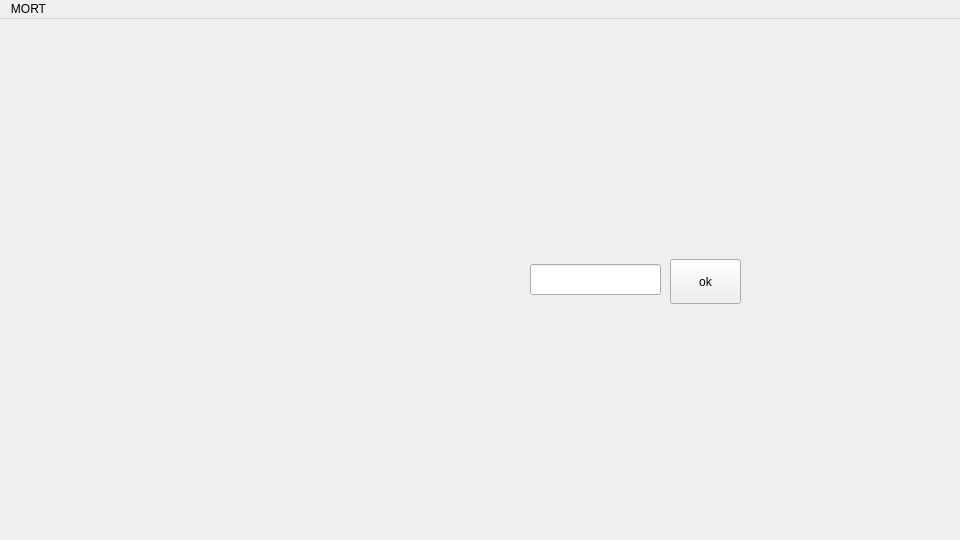
couatl/Mort, file ui/gamewindow.ui: the form before one commit.
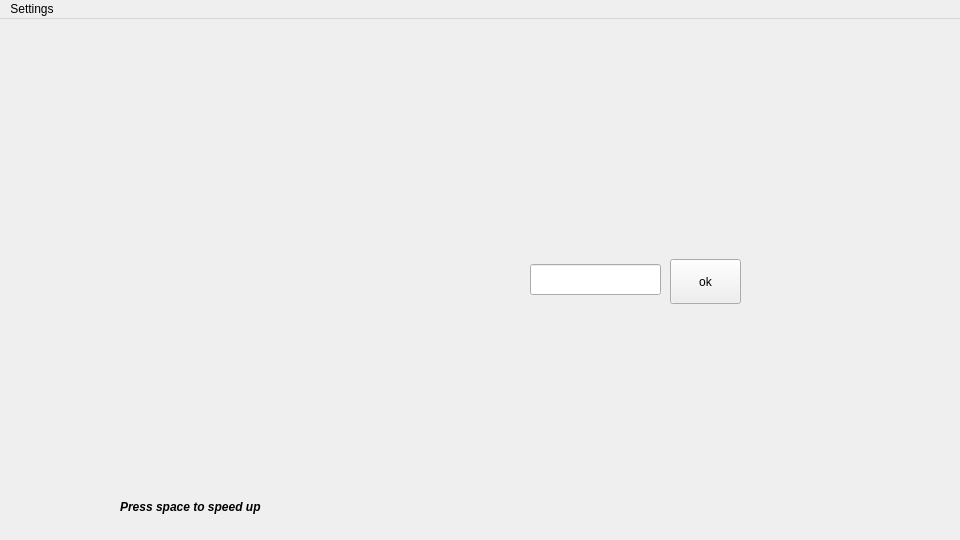
The form after the commit. The open tabs and pages were chosen to show the change.

Patch:
```diff
--- a/ui/gamewindow.ui
+++ b/ui/gamewindow.ui
@@ -104,6 +104,64 @@
        <set>Qt::AlignLeading|Qt::AlignLeft|Qt::AlignTop</set>
       </property>
      </widget>
+     <widget class="QLabel" name="speedupLabel">
+      <property name="geometry">
+       <rect>
+        <x>120</x>
+        <y>480</y>
+        <width>161</width>
+        <height>16</height>
+       </rect>
+      </property>
+      <property name="palette">
+       <palette>
+        <active>
+         <colorrole role="WindowText">
+          <brush brushstyle="SolidPattern">
+           <color alpha="255">
+            <red>255</red>
+            <green>255</green>
+            <blue>255</blue>
+           </color>
+          </brush>
+         </colorrole>
+        </active>
+        <inactive>
+         <colorrole role="WindowText">
+          <brush brushstyle="SolidPattern">
+           <color alpha="255">
+            <red>0</red>
+            <green>0</green>
+            <blue>0</blue>
+           </color>
+          </brush>
+         </colorrole>
+        </inactive>
+        <disabled>
+         <colorrole role="WindowText">
+          <brush brushstyle="SolidPattern">
+           <color alpha="255">
+            <red>127</red>
+            <green>127</green>
+            <blue>127</blue>
+           </color>
+          </brush>
+         </colorrole>
+        </disabled>
+       </palette>
+      </property>
+      <property name="font">
+       <font>
+        <family>Arial</family>
+        <weight>75</weight>
+        <italic>true</italic>
+        <bold>true</bold>
+       </font>
+      </property>
+      <property name="text">
+       <string>Press space to speed up</string>
+      </property>
+     </widget>
      <zorder>background</zorder>
      <zorder>errorLabel</zorder>
      <zorder>message</zorder>
@@ -315,7 +373,7 @@
      <bool>true</bool>
     </property>
     <property name="title">
-     <string>MORT</string>
+     <string>Settings</string>
     </property>
     <addaction name="actionAbout"/>
    </widget>
```
Left out of the diff: 79 changed lines with no effect on the pictures.
